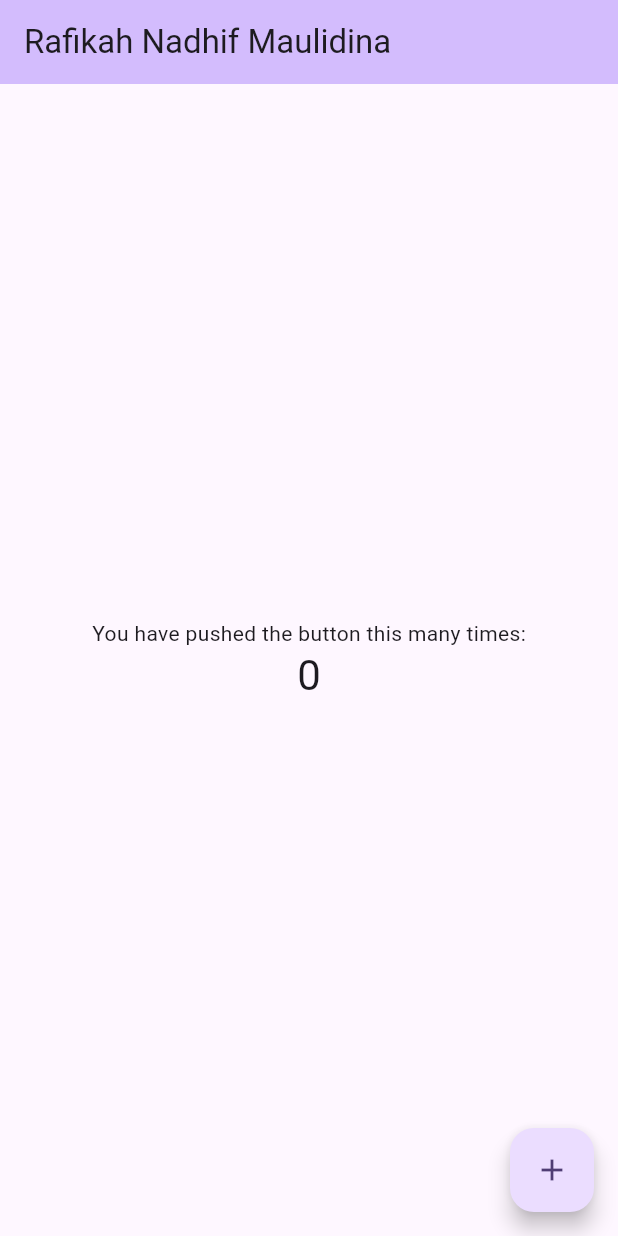
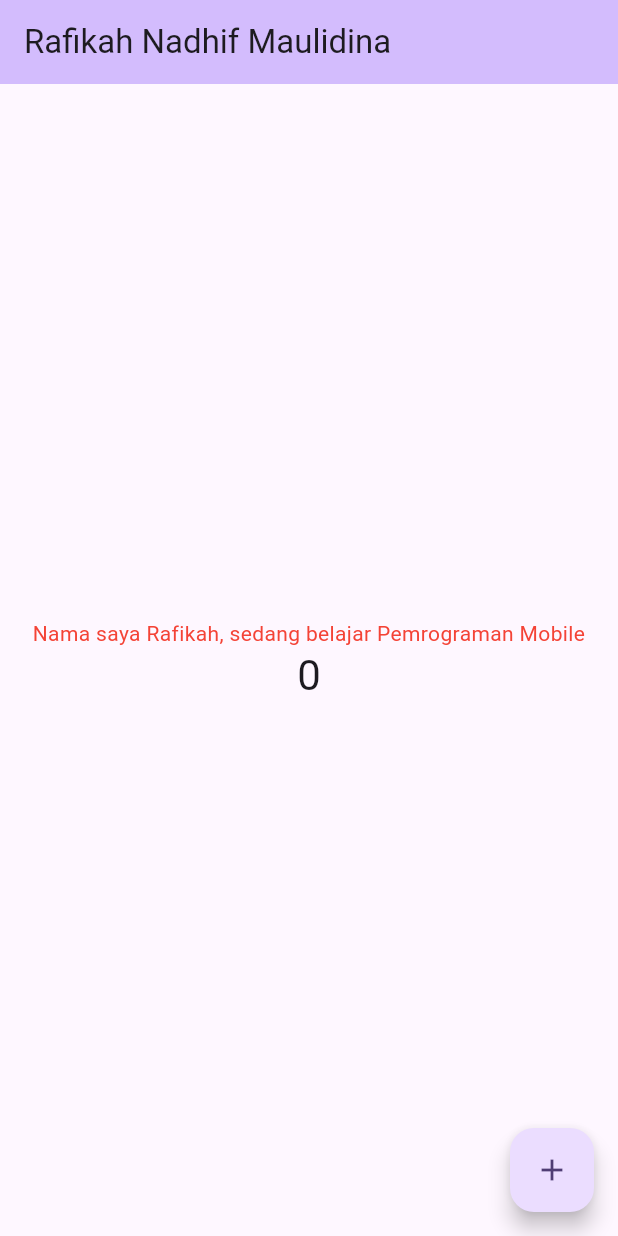
Before and after one commit to r4fikah/Flutter-Fundamental-Latihan1, a Flutter app: the screen it shows after launch, on a phone screen of 412 x 824 dp. Run offline on Flutter 3.47's test engine with Material 3 defaults, Android fonts, the phone set to English and light mode, and no system bars.

Commit message:
gambar 2

```diff
--- /dev/null
+++ b/lib/basic_widgets/text_widget.dart
@@ -0,0 +1,13 @@
+import 'package:flutter/material.dart';
+
+class MyTextWidget extends StatelessWidget {
+  const MyTextWidget({Key? key}) : super(key: key);
+
+  @override
+  Widget build(BuildContext context) {
+    return const Text(
+      "Nama saya Rafikah, sedang belajar Pemrograman Mobile",
+      style: TextStyle(color: Colors.red, fontSize: 14),
+      textAlign: TextAlign.center);
+  }
+}
--- a/lib/main.dart
+++ b/lib/main.dart
@@ -1,4 +1,5 @@
 import 'package:flutter/material.dart';
+import 'basic_widgets/text_widget.dart';
 
 void main() {
   runApp(const MyApp());
@@ -104,7 +105,7 @@ class _MyHomePageState extends State<MyHomePage> {
           // wireframe for each widget.
           mainAxisAlignment: MainAxisAlignment.center,
           children: <Widget>[
-            const Text('You have pushed the button this many times:'),
+            const MyTextWidget(),
             Text(
               '$_counter',
               style: Theme.of(context).textTheme.headlineMedium,
```
Also changed, not shown: images/2.png (added).
